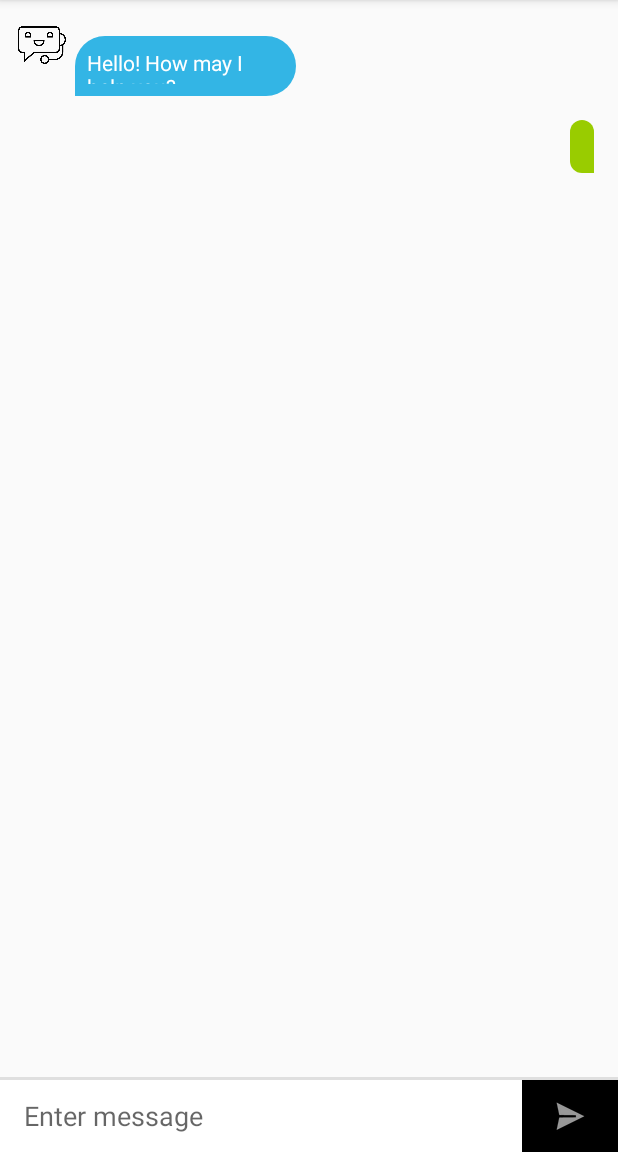
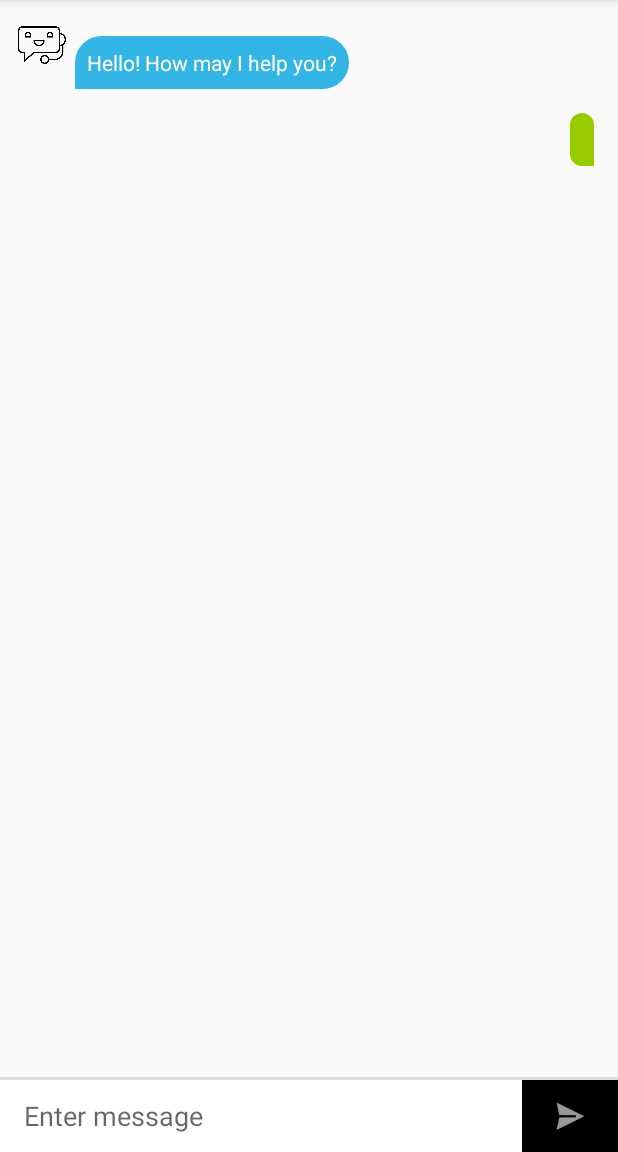
Before and after one commit to somilsingla/ChatGenie, an Android app: the messagelist screen opened directly, with no data from a screen before it, after a tap on an icon or button, on a phone screen of 412 x 824 dp, the part 84-1236 px from its top. Run offline under Robolectric (Android 15) with nearby library versions, the phone set to English and light mode, and no system bars.

Commit message:
Final 2 Commit

```diff
--- a/app/src/main/res/layout/item_message_received.xml
+++ b/app/src/main/res/layout/item_message_received.xml
@@ -18,12 +18,12 @@
 
     <TextView
         android:id="@+id/bot_message_body"
-        android:layout_width="147dp"
-        android:layout_height="40dp"
+        android:layout_width="wrap_content"
+        android:layout_height="wrap_content"
         android:layout_marginLeft="6dp"
         android:layout_marginTop="16dp"
         android:background="@drawable/botbuuble"
-        android:maxWidth="280dp"
+        android:maxWidth="260dp"
         android:padding="8dp"
         android:text="hi man, how are you?"
         android:textColor="#ffffff"
--- a/app/src/main/res/layout/item_message_sent.xml
+++ b/app/src/main/res/layout/item_message_sent.xml
@@ -13,7 +13,7 @@
         android:layout_marginTop="16dp"
         android:layout_marginEnd="16dp"
         android:background="@drawable/userbubble"
-        android:maxWidth="280dp"
+        android:maxWidth="260dp"
         android:padding="8dp"
         android:text="hello, hello!"
         android:textColor="#ffffff"
```
